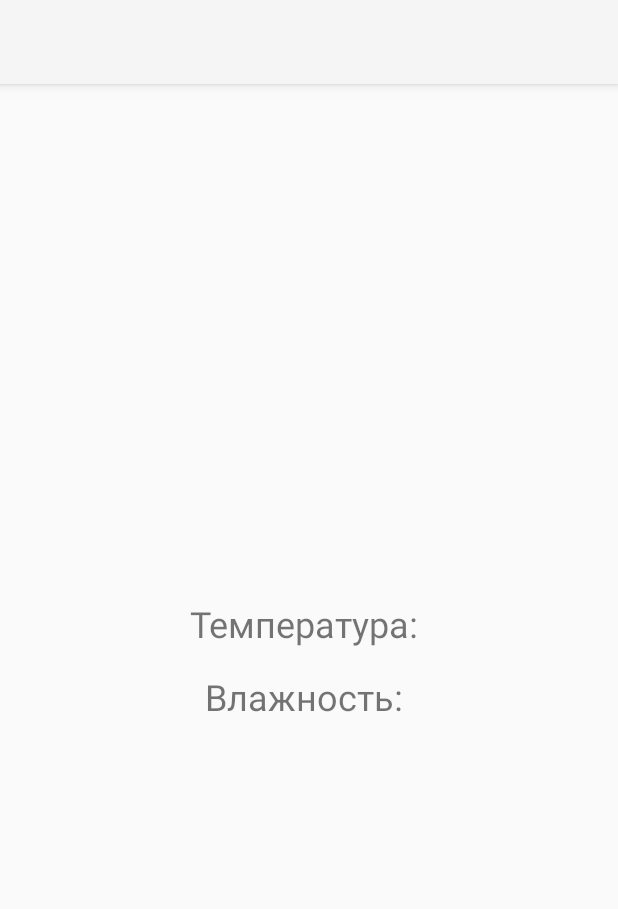
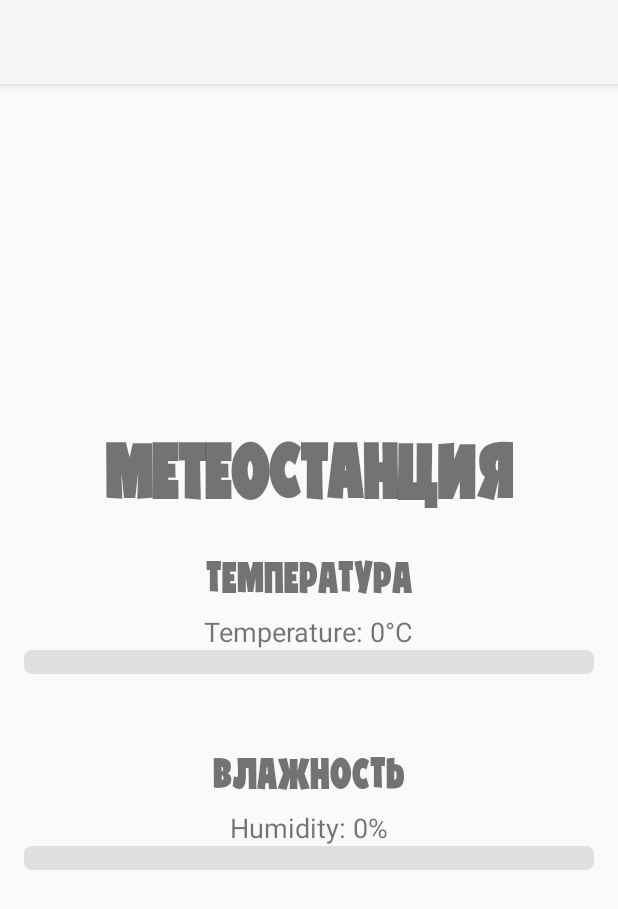
Before and after one commit to ThreeToads/Meteostation, an Android app: the screen it shows after launch (MainActivity), on a phone screen of 412 x 824 dp. Shown: the top 909 px of the screen. Run offline under Robolectric (Android 15) with nearby library versions, the phone set to English and light mode, and no system bars.

Commit message:
feat(meteostation): update app: xmls and main files finish version all work and fast commect

```diff
--- a/app/src/main/java/com/example/esp32_ahtx2/MainActivity.kt
+++ b/app/src/main/java/com/example/esp32_ahtx2/MainActivity.kt
@@ -3,6 +3,7 @@ package com.example.esp32_ahtx2
 import android.os.Bundle
 import android.os.StrictMode
 import android.util.Log
+import android.widget.ProgressBar
 import android.widget.TextView
 import androidx.appcompat.app.AppCompatActivity
 import okhttp3.OkHttpClient
@@ -15,6 +16,8 @@ class MainActivity : AppCompatActivity() {
 
     private lateinit var temperatureTextView: TextView
     private lateinit var humidityTextView: TextView
+    private lateinit var temperatureProgressBar: ProgressBar
+    private lateinit var humidityProgressBar: ProgressBar
 
     override fun onCreate(savedInstanceState: Bundle?) {
         super.onCreate(savedInstanceState)
@@ -23,7 +26,8 @@ class MainActivity : AppCompatActivity() {
         // Найдем TextView для отображения температуры и влажности
         temperatureTextView = findViewById(R.id.temperatureTextView)
         humidityTextView = findViewById(R.id.humidityTextView)
-
+        temperatureProgressBar = findViewById(R.id.temperatureProgressBar)
+        humidityProgressBar = findViewById(R.id.humidityProgressBar)
         // Разрешить выполнение сетевых операций в основном потоке (не рекомендуется для production)
         val policy = StrictMode.ThreadPolicy.Builder().permitAll().build()
         StrictMode.setThreadPolicy(policy)
@@ -56,8 +60,17 @@ class MainActivity : AppCompatActivity() {
 
                     // Обновляем UI на основном потоке
                     runOnUiThread {
-                        temperatureTextView.text = "Temperature: ${data["temp"]}°C"
-                        humidityTextView.text = "Humidity: ${data["hum"]}%"
+                        // Обновляем текстовые поля температуры и влажности
+                        temperatureTextView.text = "${data["temp"]}°C"
+                        humidityTextView.text = "${data["hum"]}%"
+
+
+                        val temperature = data["temp"]?.toFloat() ?: 0f
+                        val humidity = data["hum"]?.toFloat() ?: 0f
+
+                        // Обновляем прогресс бары
+                        temperatureProgressBar.progress = temperature.toInt().coerceIn(0, 50)
+                        humidityProgressBar.progress = humidity.toInt().coerceIn(0, 100)
                     }
                 } else {
                     Log.e("ESP32 Response", "Response body is null")
@@ -69,6 +82,7 @@ class MainActivity : AppCompatActivity() {
             Log.e("ESP32 Request", "Failed to connect to ESP32", e)
         }
     }
+
 
     // Функция для парсинга строки вида "temp:26.81,hum:34.63"
     private fun parseESP32Response(response: String): Map<String, String> {
@@ -86,5 +100,4 @@ class MainActivity : AppCompatActivity() {
 
         return result
     }
-
 }
--- a/app/src/main/res/drawable/humidity_progress.xml
+++ b/app/src/main/res/drawable/humidity_progress.xml
@@ -1,15 +1,15 @@
 <layer-list xmlns:android="http://schemas.android.com/apk/res/android">
     <item android:id="@android:id/background">
         <shape>
-            <corners android:radius="8dp" />
+            <corners android:radius="5dp" />
             <solid android:color="#E0E0E0" />
         </shape>
     </item>
     <item android:id="@android:id/progress">
         <clip>
             <shape>
-                <corners android:radius="8dp" />
-                <solid android:color="#03A9F4" /> <!-- Цвет шкалы влажности -->
+                <corners android:radius="5dp" />
+                <solid android:color="#0000FF" />
             </shape>
         </clip>
     </item>
--- a/app/src/main/res/drawable/thermometer_progress.xml
+++ b/app/src/main/res/drawable/thermometer_progress.xml
@@ -1,15 +1,15 @@
 <layer-list xmlns:android="http://schemas.android.com/apk/res/android">
     <item android:id="@android:id/background">
         <shape>
-            <corners android:radius="8dp" />
+            <corners android:radius="5dp" />
             <solid android:color="#E0E0E0" />
         </shape>
     </item>
     <item android:id="@android:id/progress">
         <clip>
             <shape>
-                <corners android:radius="8dp" />
-                <solid android:color="#FF5722" /> <!-- Цвет шкалы -->
+                <corners android:radius="5dp" />
+                <solid android:color="#FF0000" />
             </shape>
         </clip>
     </item>
--- a/app/src/main/res/layout/activity_main.xml
+++ b/app/src/main/res/layout/activity_main.xml
@@ -1,22 +1,86 @@
+<?xml version="1.0" encoding="utf-8"?>
 <LinearLayout xmlns:android="http://schemas.android.com/apk/res/android"
     android:layout_width="match_parent"
     android:layout_height="match_parent"
     android:orientation="vertical"
-    android:gravity="center"
-    android:padding="16dp">
+    android:padding="16dp"
+    android:gravity="center">
 
+    <!-- Название приложения с кастомным шрифтом -->
+    <TextView
+        android:id="@+id/titleTextView"
+        android:layout_width="wrap_content"
+        android:layout_height="wrap_content"
+        android:text="Метеостанция"
+        android:textSize="42sp"
+        android:textStyle="bold"
+        android:fontFamily="@font/shirif"
+        android:layout_gravity="center"
+        android:paddingBottom="24dp"/>
+
+    <!-- Температура -->
+    <TextView
+        android:id="@+id/temperatureLabel"
+        android:layout_width="wrap_content"
+        android:layout_height="wrap_content"
+        android:text="Температура"
+        android:textSize="24sp"
+        android:fontFamily="@font/shirif"
+        android:layout_gravity="center" />
+
+    <!-- Текст с температурой -->
     <TextView
         android:id="@+id/temperatureTextView"
         android:layout_width="wrap_content"
         android:layout_height="wrap_content"
-        android:text="Температура: "
+        android:text="Temperature: 0°C"
+        android:textSize="18sp"
+        android:paddingTop="8dp"
+        android:layout_gravity="center" />
+
+    <!-- Прогрессбар для температуры (градусник) -->
+    <ProgressBar
+        android:id="@+id/temperatureProgressBar"
+        android:layout_width="match_parent"
+        android:layout_height="wrap_content"
+        android:layout_marginBottom="16dp"
+        android:progressDrawable="@drawable/thermometer_progress"
+        android:max="50"
+        style="?android:attr/progressBarStyleHorizontal" />
+
+
+
+
+
+    <!-- Влажность -->
+    <TextView
+        android:id="@+id/humidityLabel"
+        android:layout_width="wrap_content"
+        android:layout_height="wrap_content"
+        android:text="Влажность"
         android:textSize="24sp"
-        android:layout_marginBottom="16dp"/>
+        android:fontFamily="@font/shirif"
+        android:layout_gravity="center"
+        android:layout_marginTop="32dp"/>
 
+    <!-- Текст с влажностью -->
     <TextView
         android:id="@+id/humidityTextView"
         android:layout_width="wrap_content"
         android:layout_height="wrap_content"
-        android:text="Влажность: "
-        android:textSize="24sp"/>
+        android:text="Humidity: 0%"
+        android:textSize="18sp"
+        android:paddingTop="8dp"
+        android:layout_gravity="center" />
+
+    <!-- Прогрессбар для влажности (со значком капли) -->
+    <ProgressBar
+        android:id="@+id/humidityProgressBar"
+        android:layout_width="match_parent"
+        android:layout_height="wrap_content"
+        android:layout_marginBottom="16dp"
+        android:progressDrawable="@drawable/humidity_progress"
+        android:max="100"
+        style="?android:attr/progressBarStyleHorizontal" />
+
 </LinearLayout>
```
Also changed, not shown: app/src/main/res/font/shirif.ttf (added).
